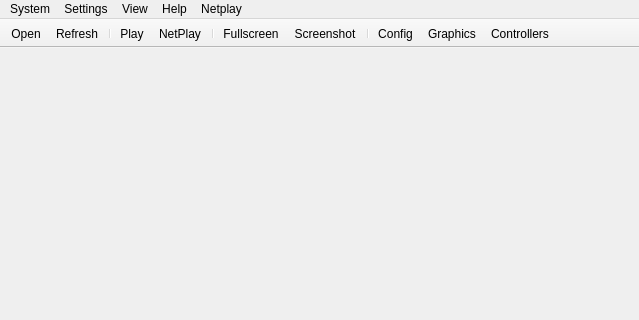
First picture: the form in Source/RMG/UserInterface/MainWindow.ui, repository MarioPartyNetplay/Mupen-MPN, before the edit; both pictures show x 0 to 639 and y 0 to 320 of the 639 by 543 pixel window.
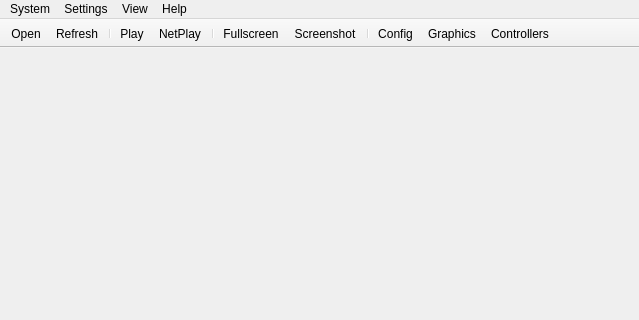
Second picture: the form after the edit. Icons and pictures are not drawn.

Patch:
```diff
--- a/Source/RMG/UserInterface/MainWindow.ui
+++ b/Source/RMG/UserInterface/MainWindow.ui
@@ -148,17 +148,10 @@
     <addaction name="separator"/>
     <addaction name="action_Help_About"/>
    </widget>
-   <widget class="QMenu" name="menuNetplay">
-    <property name="title">
-     <string>Netplay</string>
-    </property>
-    <addaction name="action_Create_Room"/>
-   </widget>
    <addaction name="menuSystem"/>
    <addaction name="menuSettings"/>
    <addaction name="menuView"/>
    <addaction name="menuHelp"/>
-   <addaction name="menuNetplay"/>
   </widget>
   <widget class="QStatusBar" name="statusbar"/>
   <widget class="QToolBar" name="toolBar">
```
